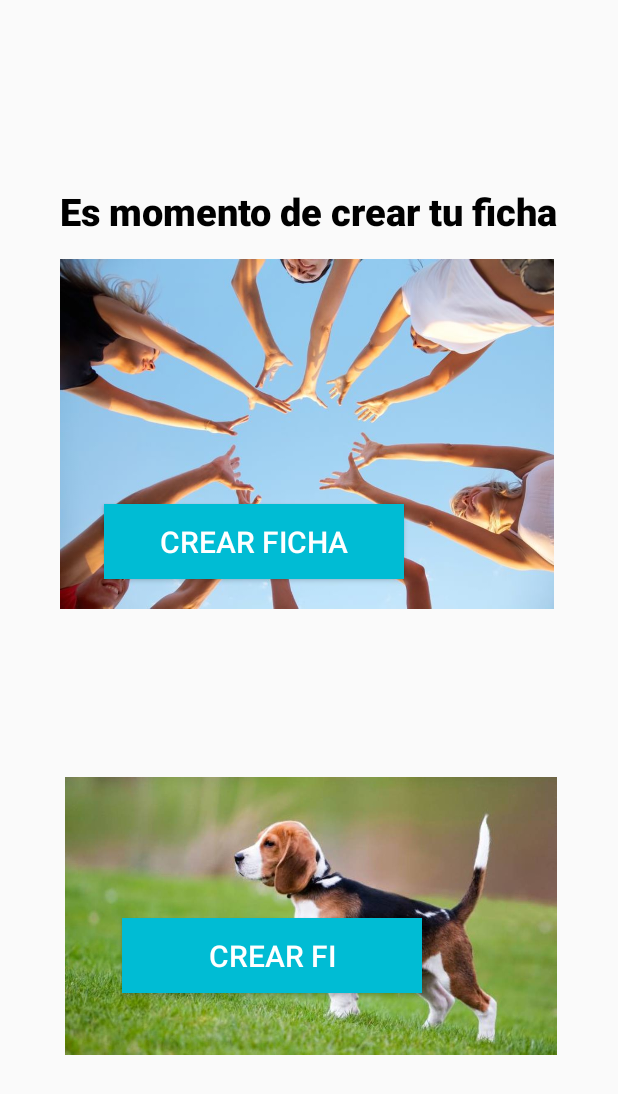
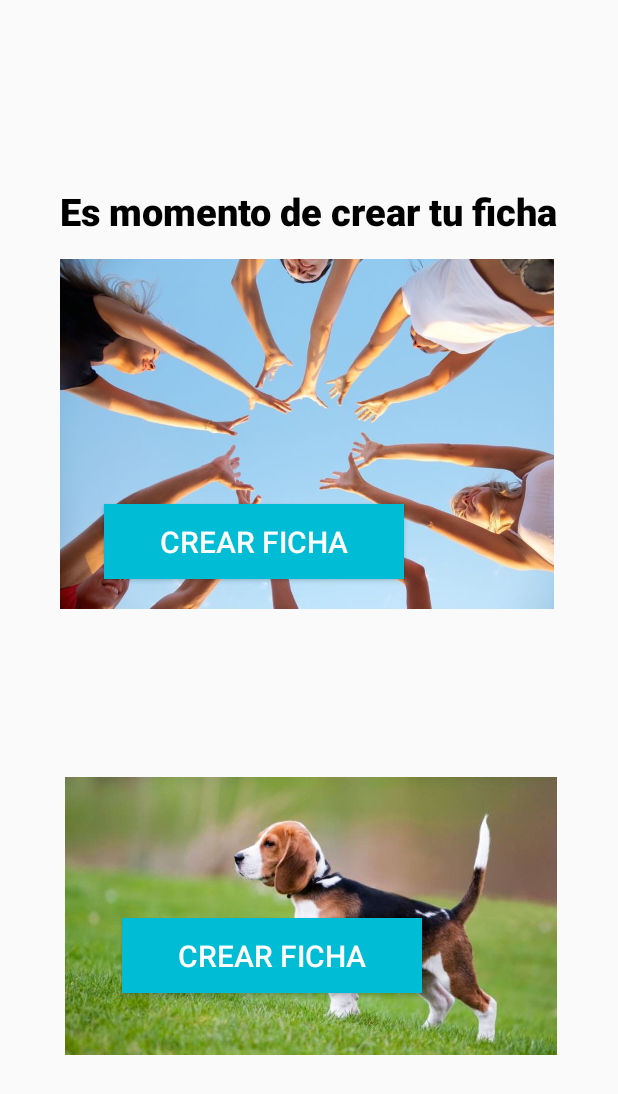
Before and after one commit to HackathonNicaragua2022/Chimichangas, an Android app: the MenuOpciones screen opened directly, with no data from a screen before it, on a phone screen of 412 x 824 dp. Shown: the top 1094 px of the screen. Run offline under Robolectric (Android 15) with nearby library versions, the phone set to English and light mode, and no system bars; 3 statements that could not run were skipped.

Commit message:
Cambio de texto botón

```diff
--- a/app/src/main/res/layout/activity_menu_opciones.xml
+++ b/app/src/main/res/layout/activity_menu_opciones.xml
@@ -61,7 +61,7 @@
         android:layout_width="200dp"
         android:layout_height="50dp"
         android:background="#00BCD4"
-        android:text="Crear Fi"
+        android:text="Crear Ficha"
         android:textColor="#ffffff"
         android:textSize="20sp"
         app:layout_constraintBottom_toBottomOf="parent"
```
